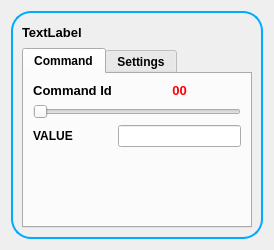
Before: the Qt Designer form sliderW.ui in devlabnet/YASP, drawn with Qt 5.
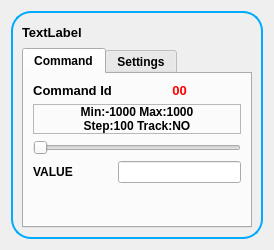
After: the same form once the commit is applied. The open tabs and pages were chosen to show the change. Icons and pictures are not drawn. Custom widgets are drawn as their Qt base class.

Commit message: 27/03/2019 at 12:47:47  / In progress  M boxwidget.cpp  M boxwidget.h  M mainwindow.cpp  M sliderW.ui  M sliderw.cpp  M sliderw.h  M widgetsWindow.cpp  M widgetsWindow.h  M widgetsarealayout.cpp  M widgetsarealayout.h

The edit to the form file:
```diff
--- a/sliderW.ui
+++ b/sliderW.ui
@@ -148,7 +148,7 @@
          </font>
         </property>
         <property name="currentIndex">
-         <number>1</number>
+         <number>0</number>
         </property>
         <widget class="QWidget" name="tabCommand">
          <property name="sizePolicy">
@@ -161,37 +161,7 @@
           <string>Command</string>
          </attribute>
          <layout class="QFormLayout" name="formLayout_2">
-          <item row="2" column="0">
-           <widget class="QLabel" name="Value">
-            <property name="font">
-             <font>
-              <weight>75</weight>
-              <bold>true</bold>
-             </font>
-            </property>
-            <property name="text">
-             <string>VALUE</string>
-            </property>
-           </widget>
-          </item>
-          <item row="2" column="1">
-           <widget class="QLineEdit" name="ValueLine">
-            <property name="sizePolicy">
-             <sizepolicy hsizetype="MinimumExpanding" vsizetype="Fixed">
-              <horstretch>0</horstretch>
-              <verstretch>0</verstretch>
-             </sizepolicy>
-            </property>
-           </widget>
-          </item>
-          <item row="1" column="0" colspan="2">
-           <widget class="QSlider" name="slider">
-            <property name="orientation">
-             <enum>Qt::Horizontal</enum>
-            </property>
-           </widget>
-          </item>
-          <item row="0" column="0">
+          <item row="1" column="0">
            <widget class="QLabel" name="label_2">
             <property name="font">
              <font>
@@ -208,8 +178,8 @@
             </property>
            </widget>
           </item>
-          <item row="0" column="1">
-           <widget class="QLabel" name="label_4">
+          <item row="1" column="1">
+           <widget class="QLabel" name="labelId">
             <property name="font">
              <font>
               <pointsize>10</pointsize>
@@ -228,6 +198,59 @@
             </property>
            </widget>
           </item>
+          <item row="3" column="0" colspan="2">
+           <widget class="QSlider" name="slider">
+            <property name="orientation">
+             <enum>Qt::Horizontal</enum>
+            </property>
+           </widget>
+          </item>
+          <item row="4" column="0">
+           <widget class="QLabel" name="Value">
+            <property name="font">
+             <font>
+              <weight>75</weight>
+              <bold>true</bold>
+             </font>
+            </property>
+            <property name="text">
+             <string>VALUE</string>
+            </property>
+           </widget>
+          </item>
+          <item row="4" column="1">
+           <widget class="QLineEdit" name="ValueLine">
+            <property name="sizePolicy">
+             <sizepolicy hsizetype="MinimumExpanding" vsizetype="Fixed">
+              <horstretch>0</horstretch>
+              <verstretch>0</verstretch>
+             </sizepolicy>
+            </property>
+           </widget>
+          </item>
+          <item row="2" column="0" colspan="2">
+           <widget class="QLabel" name="labelInfo">
+            <property name="font">
+             <font>
+              <weight>75</weight>
+              <bold>true</bold>
+             </font>
+            </property>
+            <property name="frameShape">
+             <enum>QFrame::StyledPanel</enum>
+            </property>
+            <property name="text">
+             <string>Min:-1000 Max:1000
+Step:100 Track:NO</string>
+            </property>
+            <property name="alignment">
+             <set>Qt::AlignCenter</set>
+            </property>
+            <property name="margin">
+             <number>2</number>
+            </property>
+           </widget>
+          </item>
          </layout>
         </widget>
         <widget class="QWidget" name="tabSettings">
@@ -277,9 +300,6 @@
             </property>
            </widget>
           </item>
-          <item row="1" column="1">
-           <widget class="QDoubleSpinBox" name="minSpin"/>
-          </item>
           <item row="2" column="0">
            <widget class="QLabel" name="Max">
             <property name="font">
@@ -293,9 +313,6 @@
             </property>
            </widget>
           </item>
-          <item row="2" column="1">
-           <widget class="QDoubleSpinBox" name="maxSpin"/>
-          </item>
           <item row="3" column="0">
            <widget class="QLabel" name="Step">
             <property name="font">
@@ -309,9 +326,6 @@
             </property>
            </widget>
           </item>
-          <item row="3" column="1">
-           <widget class="QDoubleSpinBox" name="stepSpin"/>
-          </item>
           <item row="4" column="0">
            <widget class="QRadioButton" name="Tracking">
             <property name="font">
@@ -325,6 +339,15 @@
             </property>
            </widget>
           </item>
+          <item row="1" column="1">
+           <widget class="QSpinBox" name="minSpin"/>
+          </item>
+          <item row="2" column="1">
+           <widget class="QSpinBox" name="maxSpin"/>
+          </item>
+          <item row="3" column="1">
+           <widget class="QSpinBox" name="stepSpin"/>
+          </item>
          </layout>
         </widget>
        </widget>
```
The commit also changes 9 other files.
